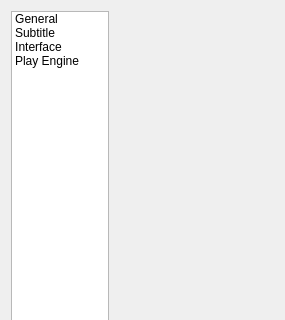
bylee20/cmplayer-kldp.net, file src/cmplayer/ui/prefdialog.ui: the form before one commit; both pictures show x 0 to 285 and y 0 to 320 of the 285 by 460 pixel window.
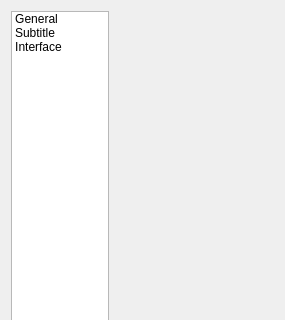
The form after the commit. Icons and pictures are not drawn.

Diff of the .ui file:
```diff
--- a/src/cmplayer/ui/prefdialog.ui
+++ b/src/cmplayer/ui/prefdialog.ui
@@ -80,15 +80,6 @@
           <normaloff>:/img/preferences-desktop-keyboard.png</normaloff>:/img/preferences-desktop-keyboard.png</iconset>
         </property>
        </item>
-       <item>
-        <property name="text" >
-         <string>Play Engine</string>
-        </property>
-        <property name="icon" >
-         <iconset resource="../rsclist.qrc" >
-          <normaloff>:/img/applications-multimedia.png</normaloff>:/img/applications-multimedia.png</iconset>
-        </property>
-       </item>
       </widget>
      </item>
      <item>
```
